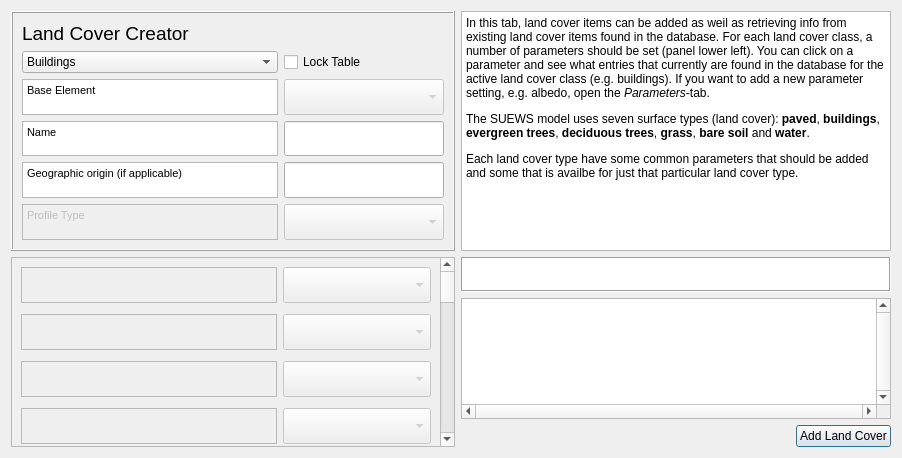
Before: the Qt Designer form tabs/landcover_creator_tab.ui in gusbacos/suews_database_manager, drawn with Qt 5.
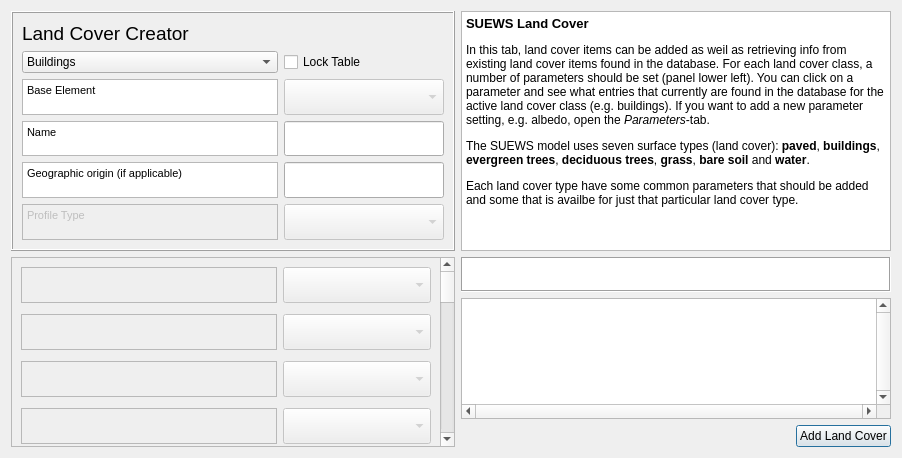
After: the same form once the commit is applied. Custom widgets are drawn as their Qt base class.

What changed in the file:
```diff
--- a/tabs/landcover_creator_tab.ui
+++ b/tabs/landcover_creator_tab.ui
@@ -1328,6 +1328,7 @@
 &lt;html&gt;&lt;head&gt;&lt;meta name=&quot;qrichtext&quot; content=&quot;1&quot; /&gt;&lt;style type=&quot;text/css&quot;&gt;
 p, li { white-space: pre-wrap; }
 &lt;/style&gt;&lt;/head&gt;&lt;body style=&quot; font-family:'MS Shell Dlg 2'; font-size:7.8pt; font-weight:400; font-style:normal;&quot;&gt;
+&lt;p style=&quot; margin-top:12px; margin-bottom:12px; margin-left:0px; margin-right:0px; -qt-block-indent:0; text-indent:0px;&quot;&gt;&lt;span style=&quot; font-size:10pt; font-weight:600;&quot;&gt;SUEWS Land Cover&lt;/span&gt;&lt;/p&gt;
 &lt;p style=&quot; margin-top:12px; margin-bottom:12px; margin-left:0px; margin-right:0px; -qt-block-indent:0; text-indent:0px;&quot;&gt;&lt;span style=&quot; font-size:9pt;&quot;&gt;In this tab, land cover items can be added as weil as retrieving info from existing land cover items found in the database. For each land cover class, a number of parameters should be set (panel lower left). You can click on a parameter and see what entries that currently are found in the database for the active land cover class (e.g. buildings). If you want to add a new parameter setting, e.g. albedo, open the &lt;/span&gt;&lt;span style=&quot; font-size:9pt; font-style:italic;&quot;&gt;Parameters&lt;/span&gt;&lt;span style=&quot; font-size:9pt;&quot;&gt;-tab.&lt;/span&gt;&lt;/p&gt;
 &lt;p style=&quot; margin-top:12px; margin-bottom:12px; margin-left:0px; margin-right:0px; -qt-block-indent:0; text-indent:0px;&quot;&gt;&lt;span style=&quot; font-size:9pt;&quot;&gt;The SUEWS model uses seven surface types (land cover):&lt;/span&gt;&lt;span style=&quot; font-size:9pt; font-weight:600;&quot;&gt; paved&lt;/span&gt;&lt;span style=&quot; font-size:9pt;&quot;&gt;, &lt;/span&gt;&lt;span style=&quot; font-size:9pt; font-weight:600;&quot;&gt;buildings&lt;/span&gt;&lt;span style=&quot; font-size:9pt;&quot;&gt;, &lt;/span&gt;&lt;span style=&quot; font-size:9pt; font-weight:600;&quot;&gt;evergreen trees&lt;/span&gt;&lt;span style=&quot; font-size:9pt;&quot;&gt;, &lt;/span&gt;&lt;span style=&quot; font-size:9pt; font-weight:600;&quot;&gt;deciduous trees&lt;/span&gt;&lt;span style=&quot; font-size:9pt;&quot;&gt;, &lt;/span&gt;&lt;span style=&quot; font-size:9pt; font-weight:600;&quot;&gt;grass&lt;/span&gt;&lt;span style=&quot; font-size:9pt;&quot;&gt;, &lt;/span&gt;&lt;span style=&quot; font-size:9pt; font-weight:600;&quot;&gt;bare soil &lt;/span&gt;&lt;span style=&quot; font-size:9pt;&quot;&gt;and &lt;/span&gt;&lt;span style=&quot; font-size:9pt; font-weight:600;&quot;&gt;water&lt;/span&gt;&lt;span style=&quot; font-size:9pt;&quot;&gt;. &lt;/span&gt;&lt;/p&gt;
 &lt;p style=&quot; margin-top:12px; margin-bottom:12px; margin-left:0px; margin-right:0px; -qt-block-indent:0; text-indent:0px;&quot;&gt;&lt;span style=&quot; font-size:9pt;&quot;&gt;Each land cover type have some common parameters that should be added and some that is availbe for just that particular land cover type.&lt;/span&gt;&lt;/p&gt;&lt;/body&gt;&lt;/html&gt;</string>
```
Left out of the diff: 2 changed lines with no effect on the pictures.
